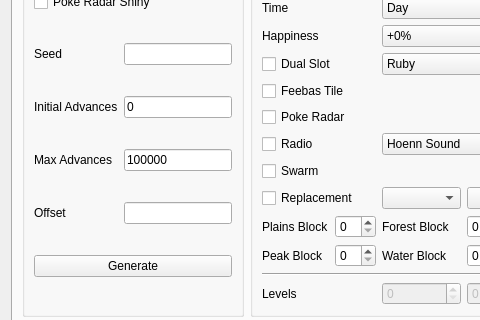
First picture: the form in Form/Gen4/Wild4.ui, repository Admiral-Fish/PokeFinder, before the edit; both pictures show x 0 to 480 and y 168 to 488 of the 1200 by 700 pixel window.
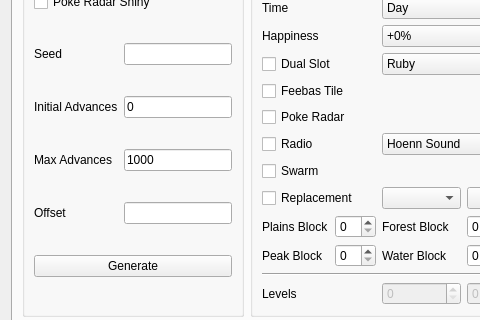
Second picture: the form after the edit. Custom widgets are drawn as their Qt base class.

```diff
--- a/Form/Gen4/Wild4.ui
+++ b/Form/Gen4/Wild4.ui
@@ -82,7 +82,7 @@
           <item row="4" column="1">
            <widget class="TextBox" name="textBoxGeneratorMaxAdvances">
             <property name="text">
-             <string notr="true">100000</string>
+             <string notr="true">1000</string>
             </property>
            </widget>
           </item>
```
